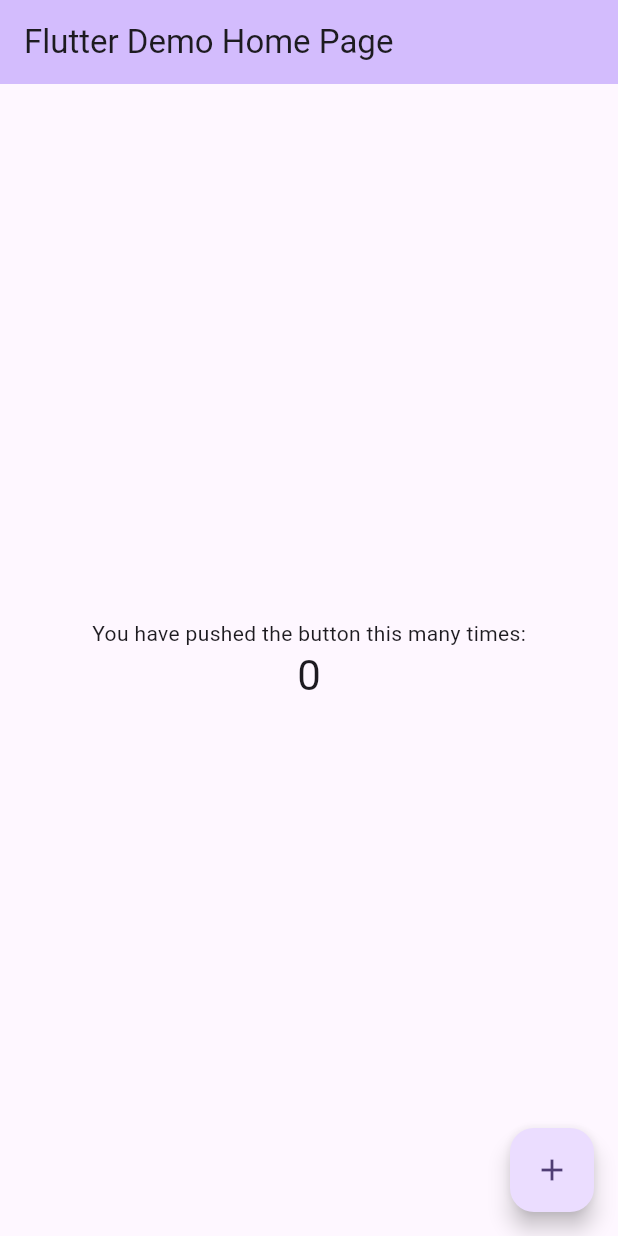
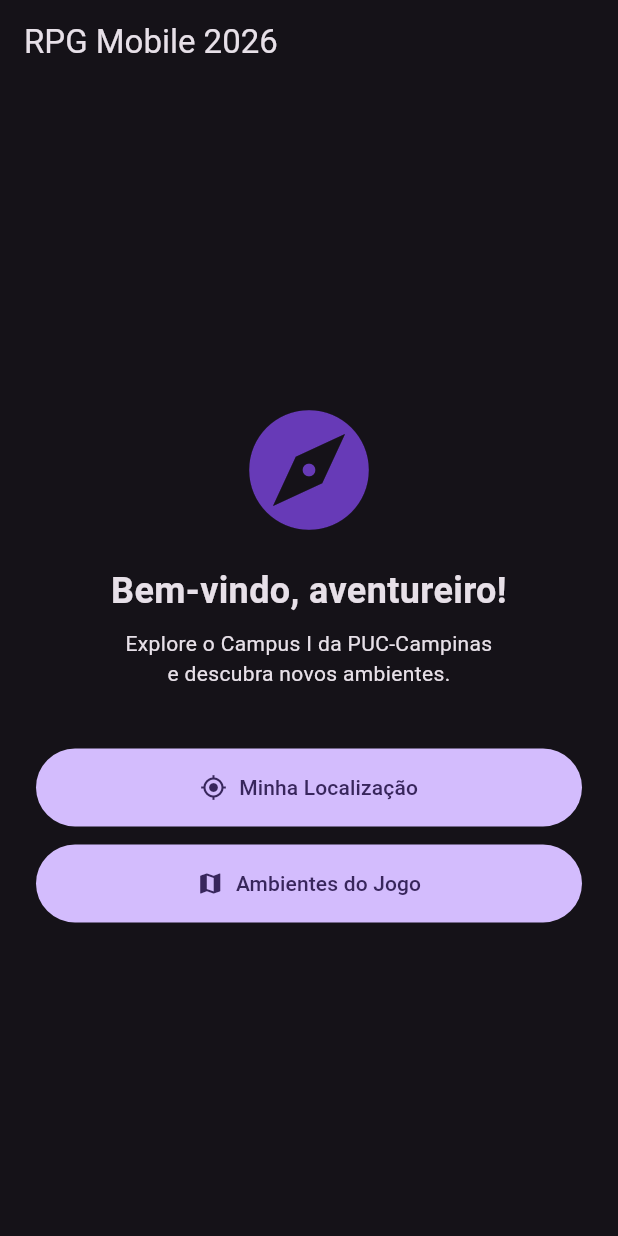
Before and after one commit to PedroMarchetti-git/PI_III-RPG_Interativo, a Flutter app: the screen it shows after launch, on a phone screen of 412 x 824 dp. Run offline on Flutter 3.47's test engine with Material 3 defaults, Android fonts, the phone set to English and light mode, and no system bars; our stand-ins replace firebase_core, geolocator; accounts and stored records are empty.

Commit message:
Add Firebase integration and implement initial game structure
- Configure FlutterFire in build.gradle.kts and settings.gradle.kts
- Update pubspec.yaml and pubspec.lock to include firebase_core dependency
- Create Firebase options file for platform-specific configurations
- Implement mock data for game environments and create corresponding models
- Develop screens for home, environments, and location with navigation
- Add geolocation service to manage location permissions and distance calculations

```diff
--- a/pi_iii_rpg_interativo/lib/main.dart
+++ b/pi_iii_rpg_interativo/lib/main.dart
@@ -1,122 +1,27 @@
 import 'package:flutter/material.dart';
+import 'screens/home_screen.dart';
 
 void main() {
-  runApp(const MyApp());
+  runApp(const RpgMobileApp());
 }
 
-class MyApp extends StatelessWidget {
-  const MyApp({super.key});
+/// Widget raiz do aplicativo. Define tema e a tela inicial.
+class RpgMobileApp extends StatelessWidget {
+  const RpgMobileApp({super.key});
 
-  // This widget is the root of your application.
   @override
   Widget build(BuildContext context) {
     return MaterialApp(
-      title: 'Flutter Demo',
+      title: 'RPG Mobile 2026',
+      debugShowCheckedModeBanner: false,
       theme: ThemeData(
-        // This is the theme of your application.
-        //
-        // TRY THIS: Try running your application with "flutter run". You'll see
-        // the application has a purple toolbar. Then, without quitting the app,
-        // try changing the seedColor in the colorScheme below to Colors.green
-        // and then invoke "hot reload" (save your changes or press the "hot
-        // reload" button in a Flutter-supported IDE, or press "r" if you used
-        // the command line to start the app).
-        //
-        // Notice that the counter didn't reset back to zero; the application
-        // state is not lost during the reload. To reset the state, use hot
-        // restart instead.
-        //
-        // This works for code too, not just values: Most code changes can be
-        // tested with just a hot reload.
-        colorScheme: .fromSeed(seedColor: Colors.deepPurple),
+        colorScheme: ColorScheme.fromSeed(
+          seedColor: Colors.deepPurple,
+          brightness: Brightness.dark,
+        ),
+        useMaterial3: true,
       ),
-      home: const MyHomePage(title: 'Flutter Demo Home Page'),
+      home: const HomeScreen(),
     );
   }
 }
-
-class MyHomePage extends StatefulWidget {
-  const MyHomePage({super.key, required this.title});
-
-  // This widget is the home page of your application. It is stateful, meaning
-  // that it has a State object (defined below) that contains fields that affect
-  // how it looks.
-
-  // This class is the configuration for the state. It holds the values (in this
-  // case the title) provided by the parent (in this case the App widget) and
-  // used by the build method of the State. Fields in a Widget subclass are
-  // always marked "final".
-
-  final String title;
-
-  @override
-  State<MyHomePage> createState() => _MyHomePageState();
-}
-
-class _MyHomePageState extends State<MyHomePage> {
-  int _counter = 0;
-
-  void _incrementCounter() {
-    setState(() {
-      // This call to setState tells the Flutter framework that something has
-      // changed in this State, which causes it to rerun the build method below
-      // so that the display can reflect the updated values. If we changed
-      // _counter without calling setState(), then the build method would not be
-      // called again, and so nothing would appear to happen.
-      _counter++;
-    });
-  }
-
-  @override
-  Widget build(BuildContext context) {
-    // This method is rerun every time setState is called, for instance as done
-    // by the _incrementCounter method above.
-    //
-    // The Flutter framework has been optimized to make rerunning build methods
-    // fast, so that you can just rebuild anything that needs updating rather
-    // than having to individually change instances of widgets.
-    return Scaffold(
-      appBar: AppBar(
-        // TRY THIS: Try changing the color here to a specific color (to
-        // Colors.amber, perhaps?) and trigger a hot reload to see the AppBar
-        // change color while the other colors stay the same.
-        backgroundColor: Theme.of(context).colorScheme.inversePrimary,
-        // Here we take the value from the MyHomePage object that was created by
-        // the App.build method, and use it to set our appbar title.
-        title: Text(widget.title),
-      ),
-      body: Center(
-        // Center is a layout widget. It takes a single child and positions it
-        // in the middle of the parent.
-        child: Column(
-          // Column is also a layout widget. It takes a list of children and
-          // arranges them vertically. By default, it sizes itself to fit its
-          // children horizontally, and tries to be as tall as its parent.
-          //
-          // Column has various properties to control how it sizes itself and
-          // how it positions its children. Here we use mainAxisAlignment to
-          // center the children vertically; the main axis here is the vertical
-          // axis because Columns are vertical (the cross axis would be
-          // horizontal).
-          //
-          // TRY THIS: Invoke "debug painting" (choose the "Toggle Debug Paint"
-          // action in the IDE, or press "p" in the console), to see the
-          // wireframe for each widget.
-          mainAxisAlignment: .center,
-          children: [
-            const Text('You have pushed the button this many times:'),
-            Text(
-              '$_counter',
-              style: Theme.of(context).textTheme.headlineMedium,
-            ),
-          ],
-        ),
-      ),
-      floatingActionButton: FloatingActionButton(
-        onPressed: _incrementCounter,
-        tooltip: 'Increment',
-        child: const Icon(Icons.add),
-      ),
-    );
-  }
-}
--- /dev/null
+++ b/pi_iii_rpg_interativo/lib/screens/home_screen.dart
@@ -0,0 +1,82 @@
+import 'package:flutter/material.dart';
+import 'localizacao_screen.dart';
+import 'ambientes_screen.dart';
+
+/// Tela inicial do jogo. Apresenta título e botões de navegação
+/// para as funcionalidades já implementadas na Sprint 1.
+class HomeScreen extends StatelessWidget {
+  const HomeScreen({super.key});
+
+  @override
+  Widget build(BuildContext context) {
+    return Scaffold(
+      appBar: AppBar(title: const Text('RPG Mobile 2026')),
+      body: Padding(
+        padding: const EdgeInsets.all(24),
+        child: Column(
+          mainAxisAlignment: MainAxisAlignment.center,
+          children: [
+            const Icon(Icons.explore, size: 96, color: Colors.deepPurple),
+            const SizedBox(height: 16),
+            const Text(
+              'Bem-vindo, aventureiro!',
+              style: TextStyle(fontSize: 24, fontWeight: FontWeight.bold),
+              textAlign: TextAlign.center,
+            ),
+            const SizedBox(height: 8),
+            const Text(
+              'Explore o Campus I da PUC-Campinas\ne descubra novos ambientes.',
+              textAlign: TextAlign.center,
+            ),
+            const SizedBox(height: 40),
+            _BotaoMenu(
+              icone: Icons.my_location,
+              texto: 'Minha Localização',
+              destino: const LocalizacaoScreen(),
+            ),
+            const SizedBox(height: 12),
+            _BotaoMenu(
+              icone: Icons.map,
+              texto: 'Ambientes do Jogo',
+              destino: const AmbientesScreen(),
+            ),
+          ],
+        ),
+      ),
+    );
+  }
+}
+
+/// Botão de menu reutilizável. Extraído em widget próprio para
+/// manter o `build` da HomeScreen curto e legível.
+class _BotaoMenu extends StatelessWidget {
+  final IconData icone;
+  final String texto;
+  final Widget destino;
+
+  const _BotaoMenu({
+    required this.icone,
+    required this.texto,
+    required this.destino,
+  });
+
+  @override
+  Widget build(BuildContext context) {
+    return SizedBox(
+      width: double.infinity,
+      child: FilledButton.icon(
+        icon: Icon(icone),
+        label: Text(texto),
+        style: FilledButton.styleFrom(
+          padding: const EdgeInsets.symmetric(vertical: 16),
+        ),
+        onPressed: () {
+          Navigator.push(
+            context,
+            MaterialPageRoute(builder: (_) => destino),
+          );
+        },
+      ),
+    );
+  }
+}
--- a/pi_iii_rpg_interativo/pubspec.yaml
+++ b/pi_iii_rpg_interativo/pubspec.yaml
@@ -30,7 +30,7 @@ environment:
 dependencies:
   flutter:
     sdk: flutter
-
+  firebase_core:
   # The following adds the Cupertino Icons font to your application.
   # Use with the CupertinoIcons class for iOS style icons.
   cupertino_icons: ^1.0.8
```
Also changed, not shown: pi_iii_rpg_interativo/lib/data/ambientes_mock.dart (added, +61 -0 lines), pi_iii_rpg_interativo/lib/models/ambiente.dart (added, +23 -0 lines), pi_iii_rpg_interativo/lib/screens/ambientes_screen.dart (added, +68 -0 lines), pi_iii_rpg_interativo/lib/screens/localizacao_screen.dart (added, +146 -0 lines), pi_iii_rpg_interativo/lib/services/localizacao_service.dart (added, +54 -0 lines), pi_iii_rpg_interativo/firebase.json (added), pi_iii_rpg_interativo/lib/firebase_options.dart (added), pi_iii_rpg_interativo/pubspec.lock, 3 other files.
